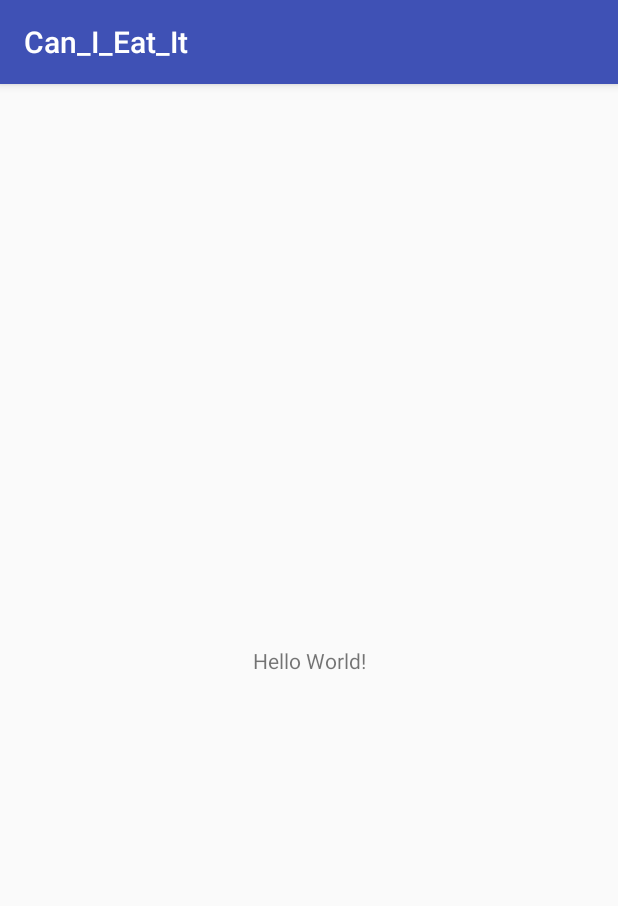
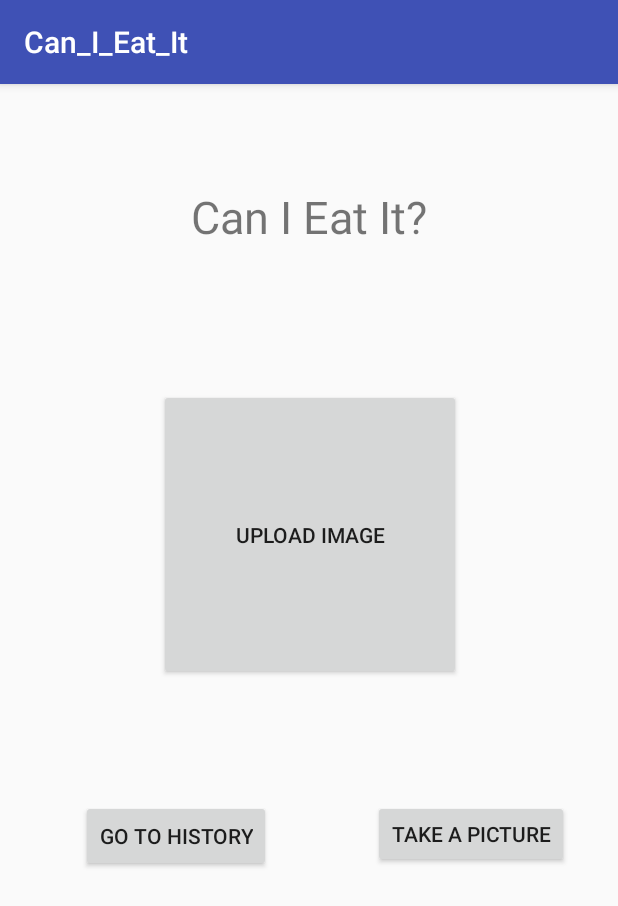
Before and after one commit to jacobsims/canieatit, an Android app: the screen it shows after launch (MainActivity), on a phone screen of 412 x 824 dp. Shown: the top 906 px of the screen. Run offline under Robolectric (Android 15) with nearby library versions, the phone set to English and light mode, and no system bars.

Commit message:
It works

```diff
--- a/client/Can_I_Eat_It/app/src/main/AndroidManifest.xml
+++ b/client/Can_I_Eat_It/app/src/main/AndroidManifest.xml
@@ -1,6 +1,8 @@
 <?xml version="1.0" encoding="utf-8"?>
 <manifest xmlns:android="http://schemas.android.com/apk/res/android"
     package="com.example.cfloo.can_i_eat_it">
+
+    <uses-permission android:name="android.permission.INTERNET" />
 
     <application
         android:allowBackup="true"
@@ -9,6 +11,7 @@
         android:roundIcon="@mipmap/ic_launcher_round"
         android:supportsRtl="true"
         android:theme="@style/AppTheme">
+
         <activity android:name=".MainActivity">
             <intent-filter>
                 <action android:name="android.intent.action.MAIN" />
--- a/client/Can_I_Eat_It/app/src/main/java/com/example/cfloo/can_i_eat_it/MainActivity.java
+++ b/client/Can_I_Eat_It/app/src/main/java/com/example/cfloo/can_i_eat_it/MainActivity.java
@@ -1,13 +1,25 @@
 package com.example.cfloo.can_i_eat_it;
 
+import android.content.Intent;
+import android.support.annotation.Nullable;
 import android.support.v7.app.AppCompatActivity;
 import android.os.Bundle;
 
+import com.example.cfloo.can_i_eat_it.controller.ImagesController;
+
 public class MainActivity extends AppCompatActivity {
+    ImagesController controller;
 
     @Override
     protected void onCreate(Bundle savedInstanceState) {
         super.onCreate(savedInstanceState);
-        setContentView(R.layout.activity_main);
+        controller = new ImagesController(this);
+        controller.initialize();
+        //setContentView(R.layout.title_layout);
+    }
+
+    @Override
+    protected void onActivityResult(int requestCode, int resultCode, @Nullable Intent data) {
+        controller.onActivityResult(requestCode, resultCode, data);
     }
 }
--- /dev/null
+++ b/client/Can_I_Eat_It/app/src/main/java/com/example/cfloo/can_i_eat_it/model/History.java
@@ -0,0 +1,18 @@
+package com.example.cfloo.can_i_eat_it.model;
+
+import android.graphics.Bitmap;
+
+import java.util.List;
+
+public class History {
+    private List<UploadedImage> uploadedImages;
+    private Bitmap newImage;
+
+    public void setNewImage(Bitmap newImage) {
+        this.newImage = newImage;
+    }
+
+    public Bitmap getNewImage() {
+        return newImage;
+    }
+}
--- a/client/Can_I_Eat_It/app/src/main/java/com/example/cfloo/can_i_eat_it/CanIEatItView.java
+++ b/client/Can_I_Eat_It/app/src/main/java/com/example/cfloo/can_i_eat_it/view/CanIEatItView.java
@@ -1,4 +1,4 @@
-package com.example.cfloo.can_i_eat_it;
+package com.example.cfloo.can_i_eat_it.view;
 
 public interface CanIEatItView {
     public void previousView();
--- a/client/Can_I_Eat_It/app/src/main/java/com/example/cfloo/can_i_eat_it/HistoryView.java
+++ b/client/Can_I_Eat_It/app/src/main/java/com/example/cfloo/can_i_eat_it/view/HistoryView.java
@@ -1,8 +1,10 @@
-package com.example.cfloo.can_i_eat_it;
+package com.example.cfloo.can_i_eat_it.view;
 
 import android.support.v7.app.AppCompatActivity;
 import android.support.v7.widget.CardView;
 import android.widget.Button;
+
+import com.example.cfloo.can_i_eat_it.R;
 
 public class HistoryView extends AppCompatActivity implements CanIEatItView {
     private Button next;
--- a/client/Can_I_Eat_It/app/src/main/java/com/example/cfloo/can_i_eat_it/ImageSelectionView.java
+++ b/client/Can_I_Eat_It/app/src/main/java/com/example/cfloo/can_i_eat_it/view/ImageSelectionView.java
@@ -1,9 +1,11 @@
-package com.example.cfloo.can_i_eat_it;
+package com.example.cfloo.can_i_eat_it.view;
 
 import android.graphics.Bitmap;
 import android.support.v7.app.AppCompatActivity;
 import android.support.v7.widget.CardView;
 import android.widget.Button;
+
+import com.example.cfloo.can_i_eat_it.R;
 
 import java.util.List;
 
--- a/client/Can_I_Eat_It/app/src/main/java/com/example/cfloo/can_i_eat_it/LibrarySelectionView.java
+++ b/client/Can_I_Eat_It/app/src/main/java/com/example/cfloo/can_i_eat_it/view/LibrarySelectionView.java
@@ -1,9 +1,10 @@
-package com.example.cfloo.can_i_eat_it;
+package com.example.cfloo.can_i_eat_it.view;
 
 import android.support.v7.app.AppCompatActivity;
-import android.support.v7.widget.RecyclerView;
 import android.widget.Button;
 import android.widget.Spinner;
+
+import com.example.cfloo.can_i_eat_it.R;
 
 public class LibrarySelectionView extends AppCompatActivity implements CanIEatItView {
     private String library;
--- a/client/Can_I_Eat_It/app/src/main/java/com/example/cfloo/can_i_eat_it/TitleView.java
+++ b/client/Can_I_Eat_It/app/src/main/java/com/example/cfloo/can_i_eat_it/view/TitleView.java
@@ -1,19 +1,26 @@
-package com.example.cfloo.can_i_eat_it;
+package com.example.cfloo.can_i_eat_it.view;
 
+import android.app.Activity;
 import android.support.v7.app.AppCompatActivity;
+import android.view.View;
 import android.widget.Button;
 
-public class TitleView extends AppCompatActivity implements CanIEatItView {
+import com.example.cfloo.can_i_eat_it.R;
+
+public class TitleView implements CanIEatItView {
+    private Activity activity;
     private Button uploadImage;
     private Button takePicture;
     /*
      * Constructor for TitleView
      */
-    public TitleView() {
-        setContentView(R.layout.title_layout);
+    public TitleView(Activity activity) {
+        //setContentView(R.layout.title_layout);
+        this.activity = activity;
 
-        uploadImage = (Button) findViewById(R.id.uploadImage);
-        takePicture = (Button) findViewById(R.id.takePicture);
+        uploadImage = (Button) activity.findViewById(R.id.uploadImage);
+        takePicture = (Button) activity.findViewById(R.id.takePicture);
+
     }
 
     /**
--- a/client/Can_I_Eat_It/app/src/main/res/layout/history.xml
+++ b/client/Can_I_Eat_It/app/src/main/res/layout/history.xml
@@ -6,8 +6,8 @@
     android:layout_width="match_parent"
     android:layout_height="match_parent">
 
-    <android.support.v7.widget.CardView
-        android:id="@+id/hCardView"
+    <android.support.v7.widget.RecyclerView
+        android:id="@+id/hRecyclerView"
         android:layout_width="256dp"
         android:layout_height="336dp"
         android:layout_marginBottom="8dp"
--- a/client/Can_I_Eat_It/app/src/main/res/layout/title_layout.xml
+++ b/client/Can_I_Eat_It/app/src/main/res/layout/title_layout.xml
@@ -59,4 +59,22 @@
         app:layout_constraintStart_toStartOf="parent"
         app:layout_constraintTop_toTopOf="parent"
         app:layout_constraintVertical_bias="0.084" />
+
+    <Button
+        android:id="@+id/historybutton"
+        android:layout_width="wrap_content"
+        android:layout_height="wrap_content"
+        android:layout_marginBottom="8dp"
+        android:layout_marginEnd="8dp"
+        android:layout_marginLeft="8dp"
+        android:layout_marginRight="8dp"
+        android:layout_marginStart="8dp"
+        android:layout_marginTop="8dp"
+        android:text="go to history"
+        app:layout_constraintBottom_toBottomOf="parent"
+        app:layout_constraintEnd_toEndOf="parent"
+        app:layout_constraintHorizontal_bias="0.17"
+        app:layout_constraintStart_toStartOf="parent"
+        app:layout_constraintTop_toTopOf="parent"
+        app:layout_constraintVertical_bias="0.667" />
 </android.support.constraint.ConstraintLayout>
```
Also changed, not shown: client/Can_I_Eat_It/app/build.gradle (+19 -0 lines), client/Can_I_Eat_It/app/src/main/java/com/example/cfloo/can_i_eat_it/controller/ImagesController.java (added, +127 -0 lines), client/Can_I_Eat_It/app/src/main/java/com/example/cfloo/can_i_eat_it/controller/SeeFoodApi.java (added, +59 -0 lines), client/Can_I_Eat_It/app/src/main/java/com/example/cfloo/can_i_eat_it/model/UploadedImage.java (added, +19 -0 lines), client/Can_I_Eat_It/app/src/main/java/com/example/cfloo/can_i_eat_it/view/ResultView.java (renamed from client/Can_I_Eat_It/app/src/main/java/com/example/cfloo/can_i_eat_it/ResultView.java, +14 -22 lines), client/Can_I_Eat_It/app/src/main/java/com/example/cfloo/can_i_eat_it/view/TakePhotoView.java (renamed from client/Can_I_Eat_It/app/src/main/java/com/example/cfloo/can_i_eat_it/TakePhotoView.java, +12 -7 lines), client/Can_I_Eat_It/build.gradle (line endings or trailing spaces).
